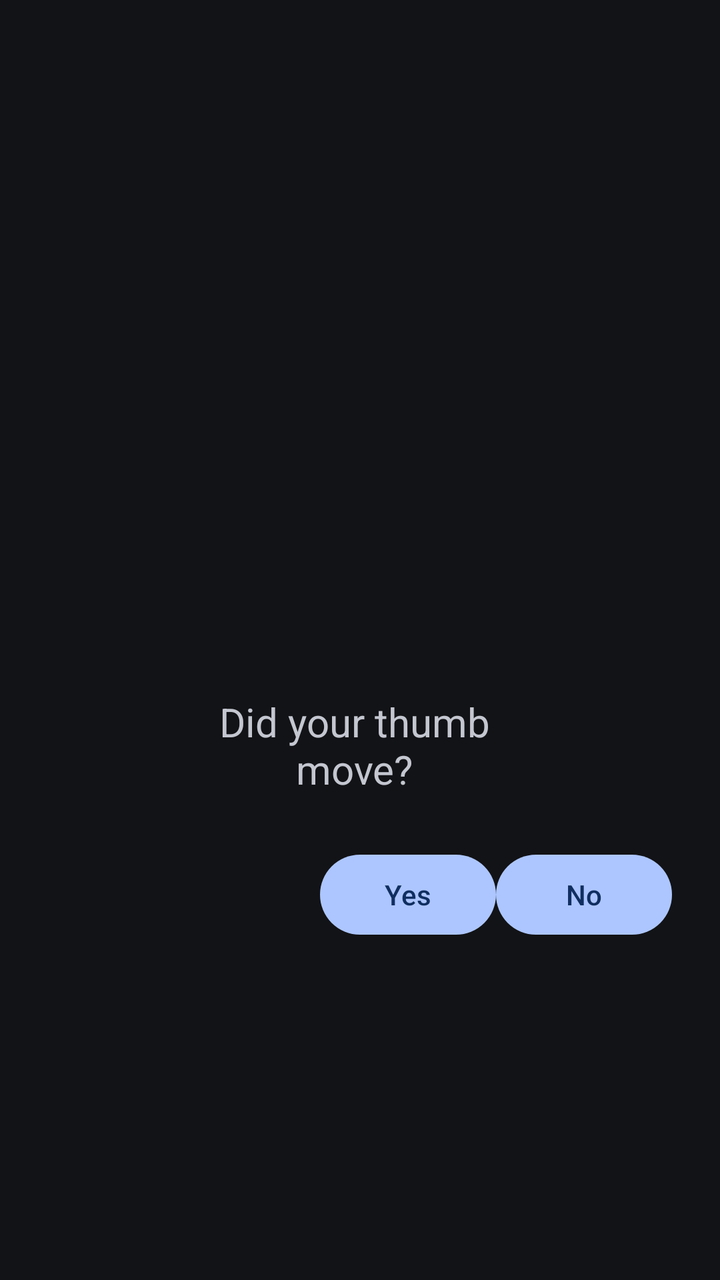
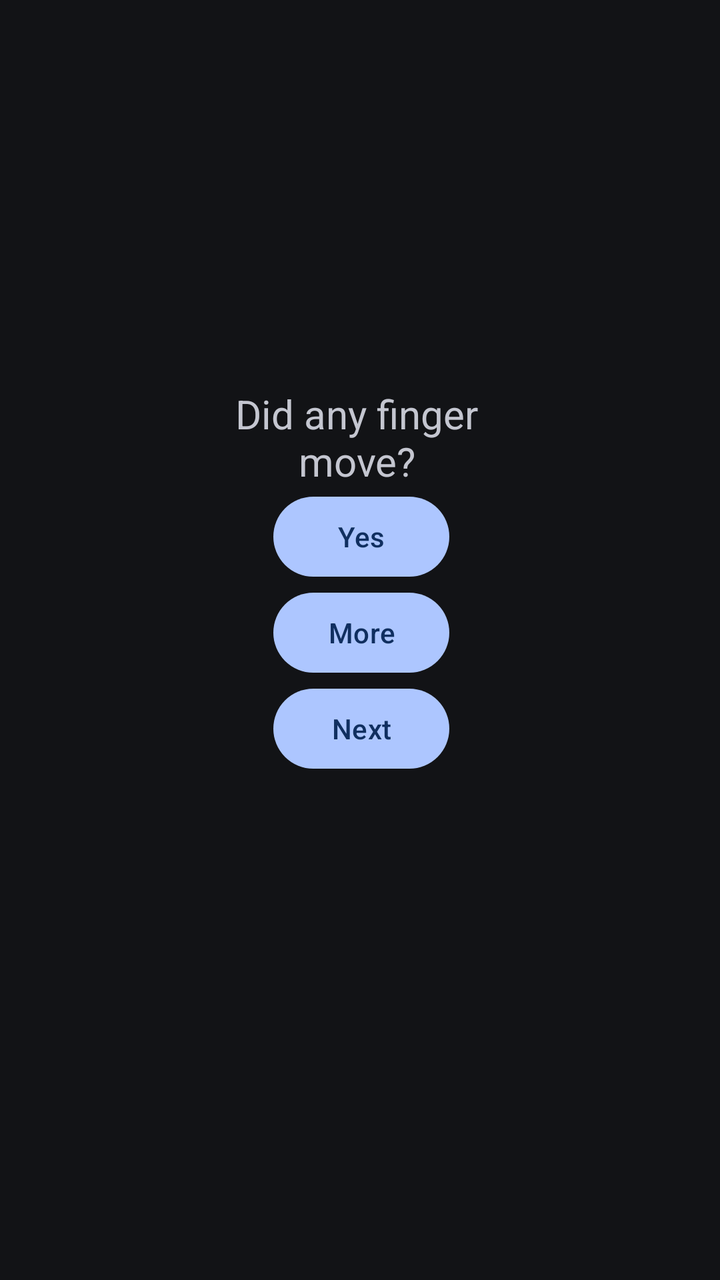

Compare the two renders of this Android layout. The source of the first and the diff that turns it into the second are given below.
<!-- AndroidManifest.xml: activity theme Theme.Material3.DynamicColors.Dark -->
<!-- res/layout/activity_start_calib.xml -->
<?xml version="1.0" encoding="utf-8"?>
<androidx.constraintlayout.widget.ConstraintLayout xmlns:android="http://schemas.android.com/apk/res/android"
    xmlns:app="http://schemas.android.com/apk/res-auto"
    xmlns:tools="http://schemas.android.com/tools"
    android:layout_width="match_parent"
    android:layout_height="match_parent"
    tools:context=".startCalibActivity">

    <Button
        android:id="@+id/yesButton"
        android:layout_width="wrap_content"
        android:layout_height="wrap_content"
        android:text="Yes"
        app:layout_constraintBottom_toBottomOf="parent"
        app:layout_constraintEnd_toStartOf="@+id/noButton"
        app:layout_constraintHorizontal_bias="1.0"
        app:layout_constraintStart_toStartOf="parent"
        app:layout_constraintTop_toTopOf="parent"
        app:layout_constraintVertical_bias="0.715" />

    <Button
        android:id="@+id/noButton"
        android:layout_width="wrap_content"
        android:layout_height="wrap_content"
        android:layout_marginEnd="24dp"
        android:text="No"
        app:layout_constraintBottom_toBottomOf="parent"
        app:layout_constraintEnd_toEndOf="parent"
        app:layout_constraintTop_toTopOf="parent"
        app:layout_constraintVertical_bias="0.715" />

    <TextView
        android:id="@+id/question"
        android:layout_width="170dp"
        android:layout_height="76dp"
        android:text="Did your thumb move?"
        android:textSize="20sp"
        android:textAlignment="center"
        app:layout_constraintBottom_toTopOf="@+id/yesButton"
        app:layout_constraintEnd_toEndOf="parent"
        app:layout_constraintHorizontal_bias="0.485"
        app:layout_constraintStart_toStartOf="parent"
        app:layout_constraintTop_toTopOf="parent"
        app:layout_constraintVertical_bias="1.0" />

</androidx.constraintlayout.widget.ConstraintLayout>
<!-- resources referenced by this layout -->
<resources>

</resources>

<!-- the commit's change to res/layout/activity_start_calib.xml (unified diff, before → after) -->
@@ -12,33 +12,46 @@
         android:layout_height="wrap_content"
         android:text="Yes"
         app:layout_constraintBottom_toBottomOf="parent"
-        app:layout_constraintEnd_toStartOf="@+id/noButton"
-        app:layout_constraintHorizontal_bias="1.0"
+        app:layout_constraintEnd_toEndOf="parent"
+        app:layout_constraintHorizontal_bias="0.503"
         app:layout_constraintStart_toStartOf="parent"
         app:layout_constraintTop_toTopOf="parent"
-        app:layout_constraintVertical_bias="0.715" />
+        app:layout_constraintVertical_bias="0.413" />
 
     <Button
-        android:id="@+id/noButton"
+        android:id="@+id/nextButton"
         android:layout_width="wrap_content"
         android:layout_height="wrap_content"
-        android:layout_marginEnd="24dp"
-        android:text="No"
+        android:text="Next"
         app:layout_constraintBottom_toBottomOf="parent"
         app:layout_constraintEnd_toEndOf="parent"
-        app:layout_constraintTop_toTopOf="parent"
-        app:layout_constraintVertical_bias="0.715" />
+        app:layout_constraintHorizontal_bias="0.503"
+        app:layout_constraintStart_toStartOf="parent"
+        app:layout_constraintTop_toBottomOf="@+id/moreButton"
+        app:layout_constraintVertical_bias="0.0" />
+
+    <Button
+        android:id="@+id/moreButton"
+        android:layout_width="wrap_content"
+        android:layout_height="wrap_content"
+        android:text="More"
+        app:layout_constraintBottom_toBottomOf="parent"
+        app:layout_constraintEnd_toEndOf="parent"
+        app:layout_constraintHorizontal_bias="0.503"
+        app:layout_constraintStart_toStartOf="parent"
+        app:layout_constraintTop_toBottomOf="@+id/yesButton"
+        app:layout_constraintVertical_bias="0.0" />
 
     <TextView
         android:id="@+id/question"
         android:layout_width="170dp"
-        android:layout_height="76dp"
-        android:text="Did your thumb move?"
+        android:layout_height="51dp"
+        android:text="Did any finger move?"
+        android:textAlignment="center"
         android:textSize="20sp"
-        android:textAlignment="center"
         app:layout_constraintBottom_toTopOf="@+id/yesButton"
         app:layout_constraintEnd_toEndOf="parent"
-        app:layout_constraintHorizontal_bias="0.485"
+        app:layout_constraintHorizontal_bias="0.491"
         app:layout_constraintStart_toStartOf="parent"
         app:layout_constraintTop_toTopOf="parent"
         app:layout_constraintVertical_bias="1.0" />
